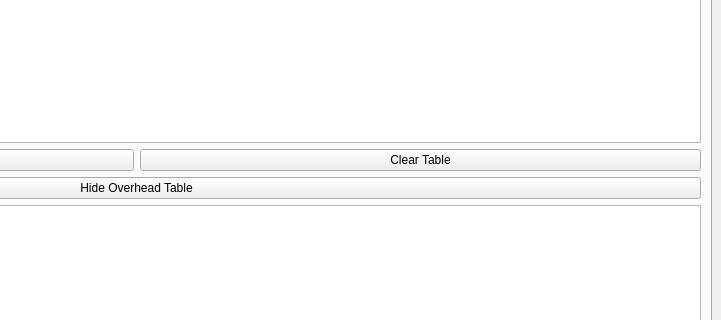
The window that main-window.ui (usnistgov/5G-NR-LTE-Sidelink-Capacity-Estimator) describes before a commit, drawn with Qt 5; both pictures show x 701 to 1422 and y 150 to 470 of the 1422 by 627 pixel window.
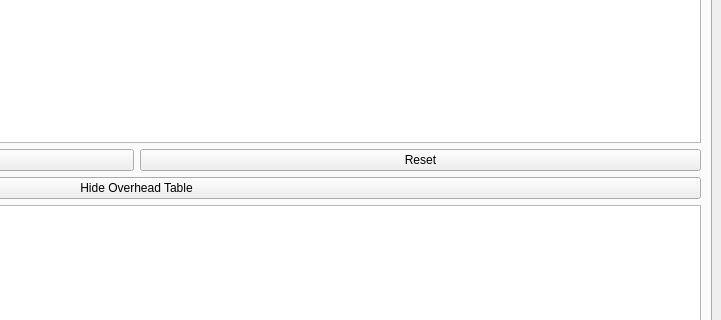
The same window after the commit. Custom widgets are drawn as their Qt base class.

Commit message: Reset inputs on clear button press & rename 'Clear Table' -> 'Reset'

The edit to the form file:
```diff
--- a/main-window.ui
+++ b/main-window.ui
@@ -206,7 +206,7 @@
             <item>
              <widget class="QPushButton" name="btnClearNr">
               <property name="text">
-               <string>Clear Table</string>
+               <string>Reset</string>
               </property>
              </widget>
             </item>
```
Left out of the diff: 2 changed lines with no effect on the pictures. The commit also changes 2 other files.
